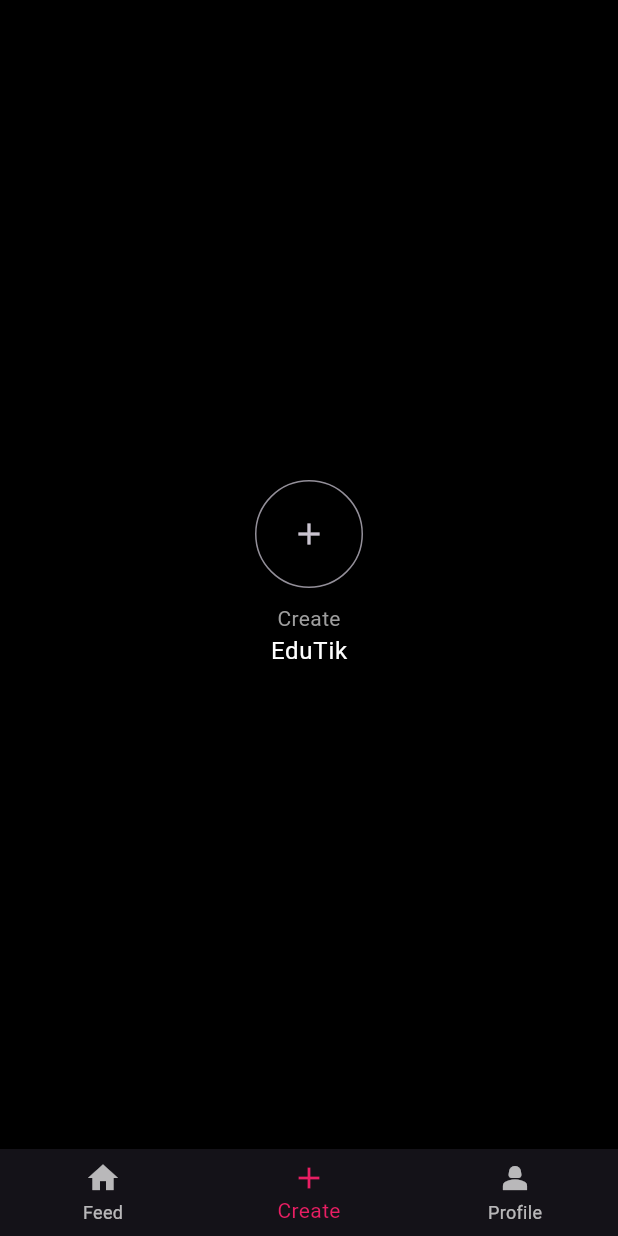
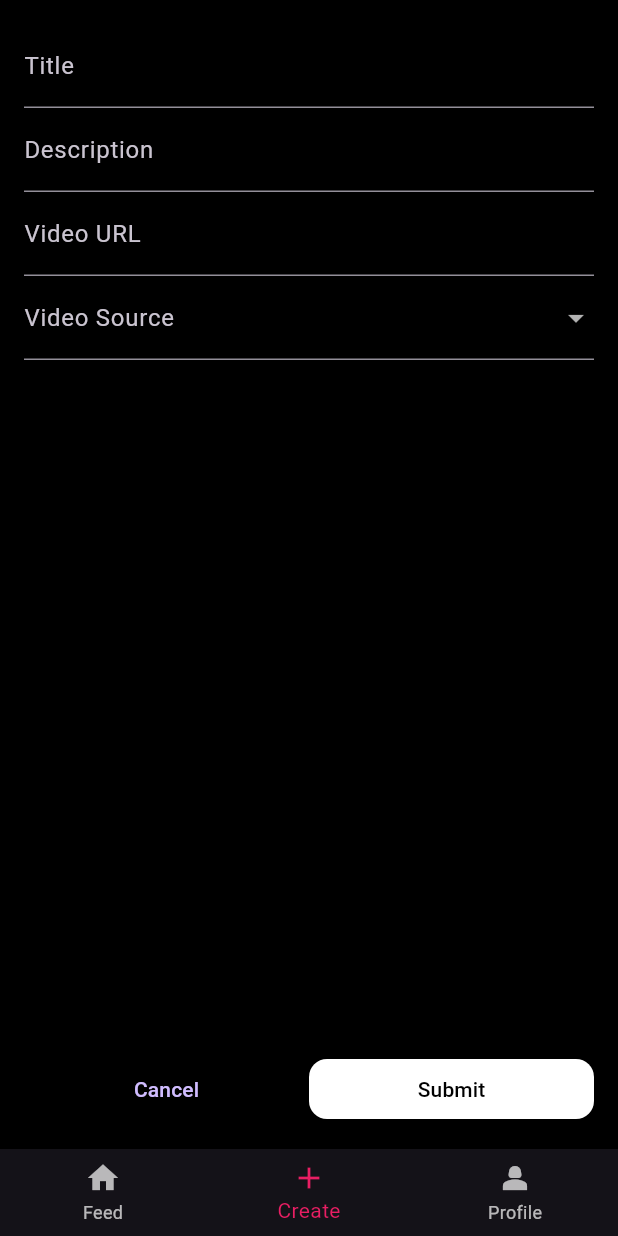
Before and after one commit to 45afeef/edutik, a Flutter app: the HomePage screen opened by its route, item 2 of the bottom bar chosen, after a tap on the "add" icon, on a phone screen of 412 x 824 dp. Run offline on Flutter 3.47's test engine with Material 3 defaults, Android fonts, the phone set to English and light mode, and no system bars; our stand-ins replace connectivity_plus, firebase_auth, firebase_core, flutter_animate, flutter_svg, get and 4 more; accounts and stored records are empty; network calls fail.

Commit message:
🌱 Added shorts creation widget and updated related controller,binndings and page - updated home controller

```diff
--- /dev/null
+++ b/lib/src/features/homepage/presentation/creation/application/creation_binding.dart
@@ -0,0 +1,10 @@
+import 'package:get/get.dart';
+
+import '../presentation/controller.dart';
+
+class CreationBinding extends Bindings {
+  @override
+  void dependencies() {
+    Get.lazyPut<CreationController>(() => CreationController());
+  }
+}
--- a/lib/src/features/homepage/presentation/creation/presentation/controller.dart
+++ b/lib/src/features/homepage/presentation/creation/presentation/controller.dart
@@ -1,5 +1,11 @@
 import 'package:get/get.dart';
 
 class CreationController extends GetxController {
+  final _isCreating = false.obs;
 
+  bool get isCreating => _isCreating.value;
+
+  set isCreating(bool isCreating) {
+    _isCreating.value = isCreating;
+  }
 }
--- a/lib/src/features/homepage/presentation/creation/presentation/creationpage.dart
+++ b/lib/src/features/homepage/presentation/creation/presentation/creationpage.dart
@@ -2,12 +2,23 @@ import 'package:flutter/material.dart';
 import 'package:get/get.dart';
 
 import 'controller.dart';
+import 'widget/shorts_creation_widget.dart';
 
 class CreationPage extends GetWidget<CreationController> {
   const CreationPage({super.key});
 
   @override
   Widget build(BuildContext context) {
+    return Obx(
+      () {
+        if (!controller.isCreating) return _buildIntentionScreen();
+        return _buildCreationScreen();
+      },
+    );
+  }
+
+  Widget _buildIntentionScreen() {
+    controller.isCreating;
     return Center(
       child: Column(
         mainAxisSize: MainAxisSize.min,
@@ -22,7 +33,7 @@ class CreationPage extends GetWidget<CreationController> {
             constraints: const BoxConstraints(),
             alignment: Alignment.center,
             onPressed: () {
-              controller;
+              controller.isCreating = true;
             },
           ),
           const SizedBox(height: 10),
@@ -32,4 +43,8 @@ class CreationPage extends GetWidget<CreationController> {
       ),
     );
   }
+
+  Widget _buildCreationScreen() {
+    return const ShortsCreationWidget();
+  }
 }
--- /dev/null
+++ b/lib/src/features/homepage/presentation/creation/presentation/widget/shorts_creation_widget.dart
@@ -0,0 +1,122 @@
+import 'package:flutter/material.dart';
+import 'package:get/get.dart';
+
+import '../../../feed/presentation/domain/shorts_data.dart';
+import '../controller.dart';
+
+class ShortsCreationWidget extends StatefulWidget {
+  const ShortsCreationWidget({super.key});
+
+  @override
+  State<ShortsCreationWidget> createState() => _ShortsCreationWidgetState();
+}
+
+class _ShortsCreationWidgetState extends State<ShortsCreationWidget> {
+  final _formKey = GlobalKey<FormState>();
+
+  late String _title;
+  late String _description;
+  late String _videoUrl;
+  VideoSource? _videoSource;
+
+  @override
+  Widget build(BuildContext context) {
+    return SafeArea(
+      child: Padding(
+        padding: const EdgeInsets.all(16.0),
+        child: Form(
+          key: _formKey,
+          child: Column(
+            children: [
+              TextFormField(
+                decoration: const InputDecoration(labelText: 'Title'),
+                validator: (value) {
+                  if (value != null && value.isEmpty) {
+                    return 'Please enter a title';
+                  }
+                  return null;
+                },
+                onSaved: (value) {
+                  if (value != null) _title = value;
+                },
+              ),
+              TextFormField(
+                decoration: const InputDecoration(labelText: 'Description'),
+                validator: (value) {
+                  if (value != null && value.isEmpty) {
+                    return 'Please enter a description';
+                  }
+                  return null;
+                },
+                onSaved: (value) {
+                  if (value != null) _description = value;
+                },
+              ),
+              TextFormField(
+                decoration: const InputDecoration(labelText: 'Video URL'),
+                validator: (value) {
+                  if (value != null && value.isEmpty) {
+                    return 'Please enter a video URL';
+                  }
+                  return null;
+                },
+                onSaved: (value) {
+                  if (value != null) _videoUrl = value;
+                },
+              ),
+              DropdownButtonFormField<VideoSource>(
+                decoration: const InputDecoration(labelText: 'Video Source'),
+                value: _videoSource,
+                items: VideoSource.values.map((VideoSource source) {
+                  return DropdownMenuItem<VideoSource>(
+                    value: source,
+                    child: Text(source.toString().split('.').last),
+                  );
+                }).toList(),
+                onChanged: (VideoSource? newValue) {
+                  if (newValue != null) {
+                    setState(() {
+                      _videoSource = newValue;
+                    });
+                  }
+                },
+                validator: (value) =>
+                    value == null ? 'Please select a video source' : null,
+              ),
+              const Spacer(),
+              Row(
+                children: [
+                  Expanded(
+                    child: TextButton(
+                      onPressed: () {
+                        var controller = Get.find<CreationController>();
+                        controller.isCreating = false;
+                      },
+                      child: Text("lbl_cancel".tr),
+                    ),
+                  ),
+                  Expanded(
+                    child: ElevatedButton(
+                      onPressed: () {
+                        if (_formKey.currentState != null &&
+                            _formKey.currentState!.validate()) {
+                          _formKey.currentState?.save();
+                          // Do something with the data
+                          print('Title: $_title');
+                          print('Description: $_description');
+                          print('Video URL: $_videoUrl');
+                          print('Video Source: $_videoSource');
+                        }
+                      },
+                      child: Text('lbl_submit'.tr),
+                    ),
+                  ),
+                ],
+              )
+            ],
+          ),
+        ),
+      ),
+    );
+  }
+}
--- a/lib/src/features/homepage/presentation/home_controller.dart
+++ b/lib/src/features/homepage/presentation/home_controller.dart
@@ -1,10 +1,10 @@
 import 'package:flutter/material.dart';
 import 'package:get/get.dart';
 
+int _initialPage = 0;
+
 class HomeController extends GetxController {
-  RxInt currentPageIndex = 0.obs;
+  final RxInt currentPageIndex = _initialPage.obs;
 
-  final PageController tabsController = PageController();
-
-
+  PageController tabsController = PageController(initialPage: _initialPage);
 }
--- a/lib/utils/locale/locale.dart
+++ b/lib/utils/locale/locale.dart
@@ -15,6 +15,7 @@ class AppTranslations extends Translations {
           'lbl_toggle_theme': 'Toggle Theme',
           'lbl_logout': 'Logout',
           'lbl_cancel': 'Cancel',
+          'lbl_submit': 'Submit',
           'msg_are_you_sure_to_logout': "Are you sure to logout?"
         },
         'hi_IN': {
--- a/lib/utils/routes.dart
+++ b/lib/utils/routes.dart
@@ -3,6 +3,7 @@ import 'package:get/get.dart';
 import '../src/features/authentication/auth_middleware.dart';
 import '../src/features/authentication/signinpage.dart';
 import '../src/features/homepage/bindings/home_binding.dart';
+import '../src/features/homepage/presentation/creation/application/creation_binding.dart';
 import '../src/features/homepage/presentation/creation/presentation/creationpage.dart';
 import '../src/features/homepage/presentation/feed/presentation/feedpage.dart';
 import '../src/features/homepage/presentation/homepage.dart';
@@ -28,12 +29,19 @@ class AppRoute {
         OnboardingMiddleware(),
         AuthMiddleware(),
       ],
-        binding: HomeBinding(),
+      bindings: [
+        HomeBinding(),
+        CreationBinding(),
+      ],
       children: [
         GetPage(name: feedPage, page: () => const FeedPage()),
-          GetPage(name: creationPage, page: () => const CreationPage()),
+        GetPage(
+          name: creationPage,
+          page: () => const CreationPage(),
+        ),
         GetPage(name: profilePage, page: () => const ProfilePage()),
-        ]),
+      ],
+    ),
     GetPage(name: onboarding, page: () => const OnboardingPage()),
     GetPage(name: signUp, page: () => const SigninPage()),
     GetPage(name: signIn, page: () => const SigninPage()),
```
Lines whose indentation alone changed are shown as unchanged.
